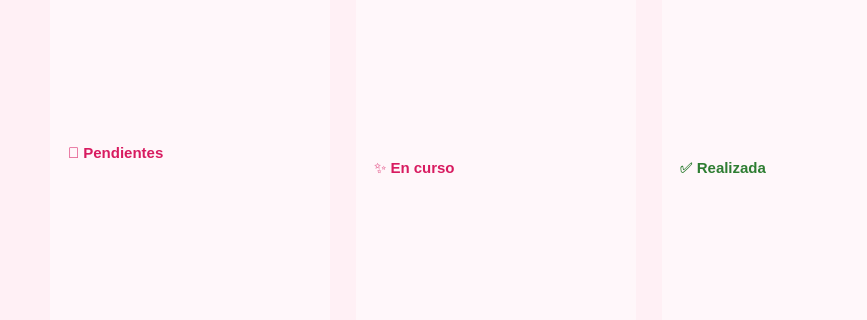
FrJavier/Aplicacioncliente, file vistas/proyecto.ui: the form before one commit; both pictures show x 0 to 867 and y 181 to 501 of the 1000 by 650 pixel window.
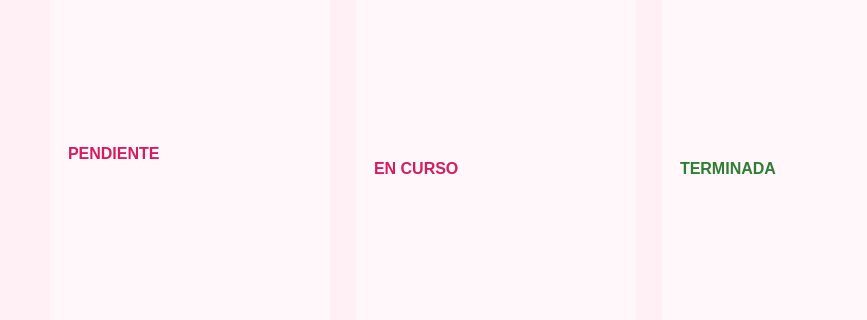
The form after the commit.

Diff of the .ui file:
```diff
--- a/vistas/proyecto.ui
+++ b/vistas/proyecto.ui
@@ -126,14 +126,17 @@
          <layout class="QVBoxLayout" name="vLayoutTodo">
           <item>
            <widget class="QLabel" name="lblTodo">
+            <property name="minimumSize">
+             <size><width>0</width><height>30</height></size>
+            </property>
             <property name="text">
-             <string>🌸 Pendientes</string>
+             <string>PENDIENTE</string>
             </property>
             <property name="font">
-             <font><family>Segoe UI</family><pointsize>11</pointsize><bold>true</bold></font>
+             <font><family>Segoe UI</family><pointsize>12</pointsize><bold>true</bold></font>
             </property>
             <property name="styleSheet">
-             <string notr="true">color: #D81B60; padding: 5px;</string>
+             <string notr="true">color: #D81B60; padding: 5px; background-color: transparent;</string>
             </property>
            </widget>
           </item>
@@ -181,11 +184,14 @@
          <layout class="QVBoxLayout" name="vLayoutDoing">
           <item>
            <widget class="QLabel" name="lblDoing">
-            <property name="text"><string>✨ En curso</string></property>
+            <property name="minimumSize">
+             <size><width>0</width><height>30</height></size>
+            </property>
+            <property name="text"><string>EN CURSO</string></property>
             <property name="font">
-             <font><family>Segoe UI</family><pointsize>11</pointsize><bold>true</bold></font>
+             <font><family>Segoe UI</family><pointsize>12</pointsize><bold>true</bold></font>
             </property>
-            <property name="styleSheet"><string notr="true">color: #D81B60; padding: 5px;</string></property>
+            <property name="styleSheet"><string notr="true">color: #D81B60; padding: 5px; background-color: transparent;</string></property>
            </widget>
           </item>
           <item>
@@ -216,11 +222,14 @@
          <layout class="QVBoxLayout" name="vLayoutDone">
           <item>
            <widget class="QLabel" name="lblDone">
-            <property name="text"><string>✅ Realizada</string></property>
+            <property name="minimumSize">
+             <size><width>0</width><height>30</height></size>
+            </property>
+            <property name="text"><string>TERMINADA</string></property>
             <property name="font">
-             <font><family>Segoe UI</family><pointsize>11</pointsize><bold>true</bold></font>
+             <font><family>Segoe UI</family><pointsize>12</pointsize><bold>true</bold></font>
             </property>
-            <property name="styleSheet"><string notr="true">color: #2E7D32; padding: 5px;</string></property>
+            <property name="styleSheet"><string notr="true">color: #2E7D32; padding: 5px; background-color: transparent;</string></property>
            </widget>
           </item>
           <item>
```
